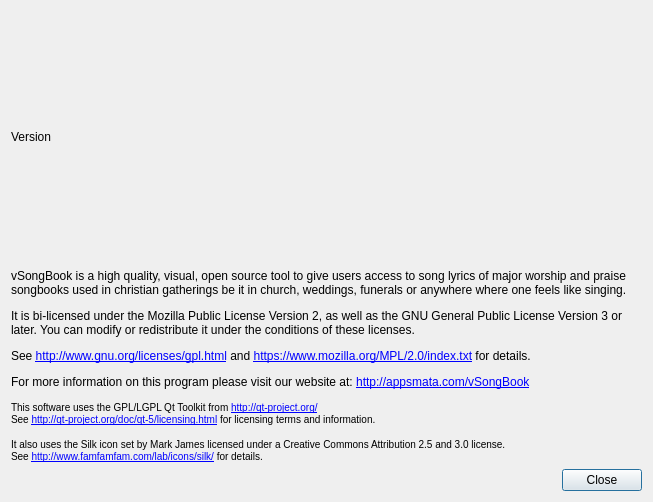
Above: src/AboutDialog.ui from AppSmata/vSongBook4pc before the change. Below: the same form after it.
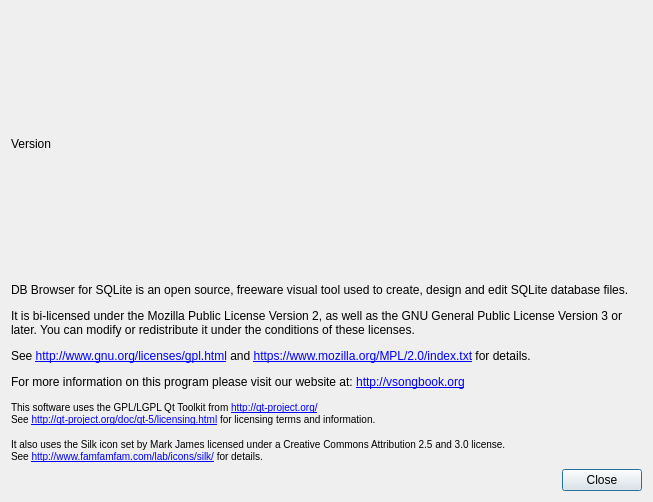
That is the form after the change. Icons and pictures are not drawn.

The edit to the form file:
```diff
--- a/src/AboutDialog.ui
+++ b/src/AboutDialog.ui
@@ -99,8 +99,7 @@
    <item>
     <widget class="QLabel" name="label">
      <property name="text">
-      <string>&lt;html&gt;&lt;head/&gt;&lt;body&gt;&lt;p&gt;vSongBook is a high quality, visual, open source tool to give users access to song lyrics of major worship and praise 
-songbooks used in christian gatherings be it in church, weddings, funerals or anywhere where one feels like singing.&lt;/p&gt;&lt;p&gt;It is bi-licensed under the Mozilla Public License Version 2, as well as the GNU General Public License Version 3 or later. You can modify or redistribute it under the conditions of these licenses.&lt;/p&gt;&lt;p&gt;See &lt;a href=&quot;http://www.gnu.org/licenses/gpl.html&quot;&gt;http://www.gnu.org/licenses/gpl.html&lt;/a&gt; and &lt;a href=&quot;https://www.mozilla.org/MPL/2.0/index.txt&quot;&gt;https://www.mozilla.org/MPL/2.0/index.txt&lt;/a&gt; for details.&lt;/p&gt;&lt;p&gt;For more information on this program please visit our website at: &lt;a href=&quot;http://appsmata.com/vSongBook&quot;&gt;http://appsmata.com/vSongBook&lt;/a&gt;&lt;/p&gt;&lt;p&gt;&lt;span style=&quot; font-size:small;&quot;&gt;This software uses the GPL/LGPL Qt Toolkit from &lt;/span&gt;&lt;a href=&quot;http://qt-project.org/&quot;&gt;&lt;span style=&quot; font-size:small;&quot;&gt;http://qt-project.org/&lt;/span&gt;&lt;/a&gt;&lt;span style=&quot; font-size:small;&quot;&gt;&lt;br/&gt;See &lt;/span&gt;&lt;a href=&quot;http://qt-project.org/doc/qt-5/licensing.html&quot;&gt;&lt;span style=&quot; font-size:small;&quot;&gt;http://qt-project.org/doc/qt-5/licensing.html&lt;/span&gt;&lt;/a&gt;&lt;span style=&quot; font-size:small;&quot;&gt; for licensing terms and information.&lt;/span&gt;&lt;/p&gt;&lt;p&gt;&lt;span style=&quot; font-size:small;&quot;&gt;It also uses the Silk icon set by Mark James licensed under a Creative Commons Attribution 2.5 and 3.0 license.&lt;br/&gt;See &lt;/span&gt;&lt;a href=&quot;http://www.famfamfam.com/lab/icons/silk/&quot;&gt;&lt;span style=&quot; font-size:small;&quot;&gt;http://www.famfamfam.com/lab/icons/silk/&lt;/span&gt;&lt;/a&gt;&lt;span style=&quot; font-size:small;&quot;&gt; for details.&lt;/span&gt;&lt;/p&gt;&lt;/body&gt;&lt;/html&gt;</string>
+      <string>&lt;html&gt;&lt;head/&gt;&lt;body&gt;&lt;p&gt;DB Browser for SQLite is an open source, freeware visual tool used to create, design and edit SQLite database files.&lt;/p&gt;&lt;p&gt;It is bi-licensed under the Mozilla Public License Version 2, as well as the GNU General Public License Version 3 or later. You can modify or redistribute it under the conditions of these licenses.&lt;/p&gt;&lt;p&gt;See &lt;a href=&quot;http://www.gnu.org/licenses/gpl.html&quot;&gt;http://www.gnu.org/licenses/gpl.html&lt;/a&gt; and &lt;a href=&quot;https://www.mozilla.org/MPL/2.0/index.txt&quot;&gt;https://www.mozilla.org/MPL/2.0/index.txt&lt;/a&gt; for details.&lt;/p&gt;&lt;p&gt;For more information on this program please visit our website at: &lt;a href=&quot;http://vsongbook.org&quot;&gt;http://vsongbook.org&lt;/a&gt;&lt;/p&gt;&lt;p&gt;&lt;span style=&quot; font-size:small;&quot;&gt;This software uses the GPL/LGPL Qt Toolkit from &lt;/span&gt;&lt;a href=&quot;http://qt-project.org/&quot;&gt;&lt;span style=&quot; font-size:small;&quot;&gt;http://qt-project.org/&lt;/span&gt;&lt;/a&gt;&lt;span style=&quot; font-size:small;&quot;&gt;&lt;br/&gt;See &lt;/span&gt;&lt;a href=&quot;http://qt-project.org/doc/qt-5/licensing.html&quot;&gt;&lt;span style=&quot; font-size:small;&quot;&gt;http://qt-project.org/doc/qt-5/licensing.html&lt;/span&gt;&lt;/a&gt;&lt;span style=&quot; font-size:small;&quot;&gt; for licensing terms and information.&lt;/span&gt;&lt;/p&gt;&lt;p&gt;&lt;span style=&quot; font-size:small;&quot;&gt;It also uses the Silk icon set by Mark James licensed under a Creative Commons Attribution 2.5 and 3.0 license.&lt;br/&gt;See &lt;/span&gt;&lt;a href=&quot;http://www.famfamfam.com/lab/icons/silk/&quot;&gt;&lt;span style=&quot; font-size:small;&quot;&gt;http://www.famfamfam.com/lab/icons/silk/&lt;/span&gt;&lt;/a&gt;&lt;span style=&quot; font-size:small;&quot;&gt; for details.&lt;/span&gt;&lt;/p&gt;&lt;/body&gt;&lt;/html&gt;</string>
      </property>
      <property name="alignment">
       <set>Qt::AlignLeading|Qt::AlignLeft|Qt::AlignTop</set>
```
Left out of the diff: 2 changed lines with no effect on the pictures.
